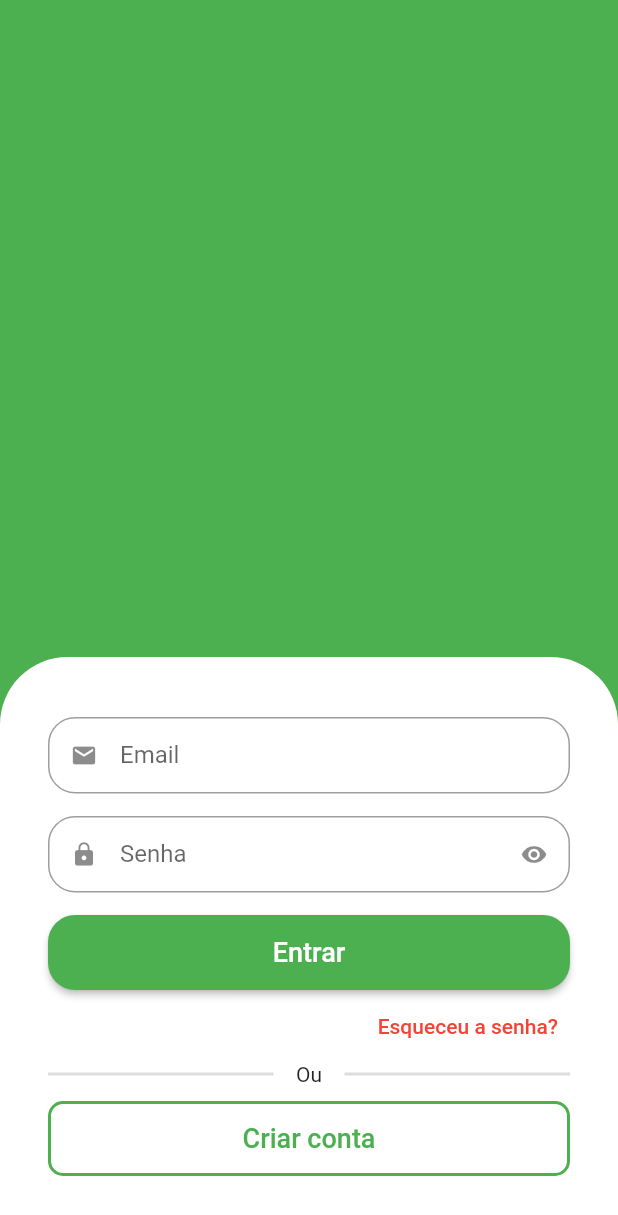
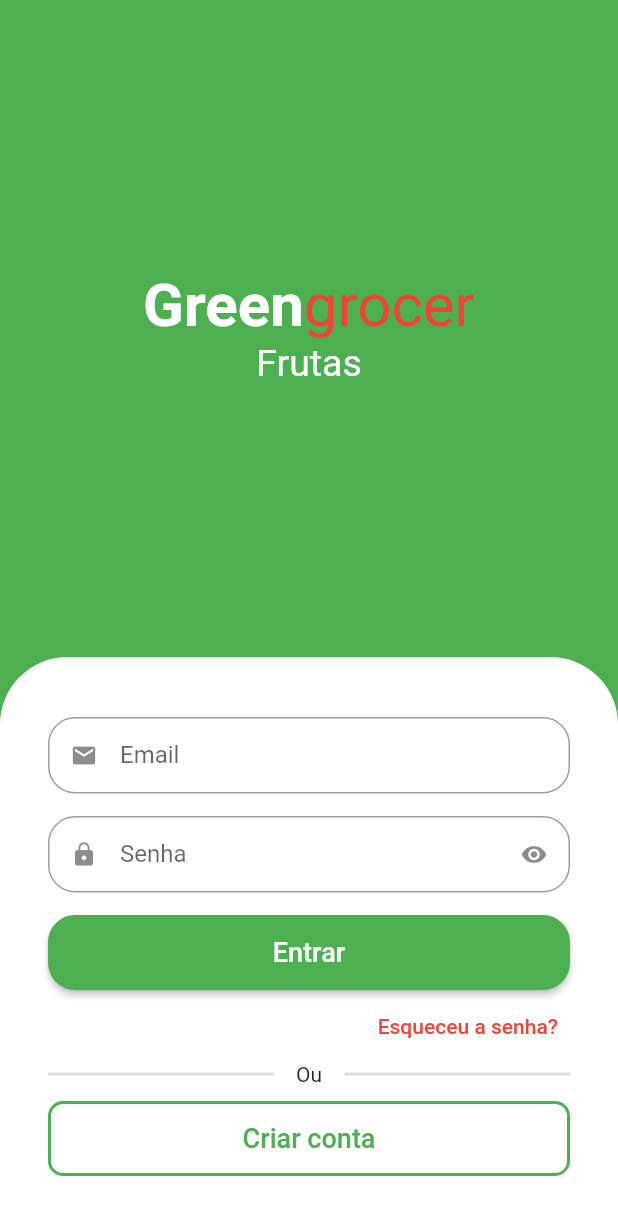
Before and after one commit to henriqueamaraldev/AppQuitanda, a Flutter app: the screen it shows after launch, on a phone screen of 412 x 824 dp. Shown: the top 1215 px of the screen. Run offline on Flutter 3.47's test engine with Material 2 defaults, Android fonts, the phone set to English and light mode, and no system bars; drawn by our look-alikes of animated_text_kit.

Commit message:
Feat - Using animeted text kit on title to span categories

```diff
--- a/greengrocer/lib/src/auth/sign_in_screen.dart
+++ b/greengrocer/lib/src/auth/sign_in_screen.dart
@@ -1,3 +1,4 @@
+import 'package:animated_text_kit/animated_text_kit.dart';
 import 'package:flutter/material.dart';
 import 'package:greengrocer/src/auth/components/custom_text_field.dart';
 
@@ -8,16 +9,71 @@ class SignInScreen extends StatelessWidget {
   Widget build(BuildContext context) {
     return Scaffold(
       backgroundColor: Colors.green,
-      body: Column(children: [
+      body: Column(
+        children: [
           Expanded(
-            child: Container(
-          color: Colors.green,
-        )),
+            child: Column(
+              mainAxisAlignment: MainAxisAlignment.center,
+              children: [
+                // App's name
+                const Text.rich(
+                  TextSpan(
+                    style: TextStyle(
+                      fontSize: 40,
+                    ),
+                    children: [
+                      TextSpan(
+                        text: 'Green',
+                        style: TextStyle(
+                          color: Colors.white,
+                          fontWeight: FontWeight.bold,
+                        ),
+                      ),
+                      TextSpan(
+                        text: 'grocer',
+                        style: TextStyle(
+                          color: Colors.red,
+                        ),
+                      ),
+                    ],
+                  ),
+                ),
+
+                // Categories
+                SizedBox(
+                  height: 30,
+                  child: DefaultTextStyle(
+                    style: const TextStyle(
+                      fontSize: 25,
+                    ),
+                    child: AnimatedTextKit(
+                      repeatForever: true,
+                      pause: Duration.zero,
+                      animatedTexts: [
+                        FadeAnimatedText('Frutas'),
+                        FadeAnimatedText('Verduras'),
+                        FadeAnimatedText('Legumes'),
+                        FadeAnimatedText('Carnes'),
+                        FadeAnimatedText('Cereais'),
+                        FadeAnimatedText('Laticíneos'),
+                      ],
+                    ),
+                  ),
+                )
+              ],
+            ),
+          ),
+
+          //Form
           Container(
-            padding: const EdgeInsets.symmetric(horizontal: 32, vertical: 40),
+              padding: const EdgeInsets.symmetric(
+                horizontal: 32,
+                vertical: 40,
+              ),
               decoration: const BoxDecoration(
                   color: Colors.white,
-                borderRadius: BorderRadius.vertical(top: Radius.circular(45))),
+                  borderRadius:
+                      BorderRadius.vertical(top: Radius.circular(45))),
               child: Column(
                 crossAxisAlignment: CrossAxisAlignment.stretch,
                 children: [
@@ -112,7 +168,8 @@ class SignInScreen extends StatelessWidget {
                   )
                 ],
               ))
-      ]),
+        ],
+      ),
     );
   }
 }
```
Lines whose indentation alone changed are shown as unchanged.
